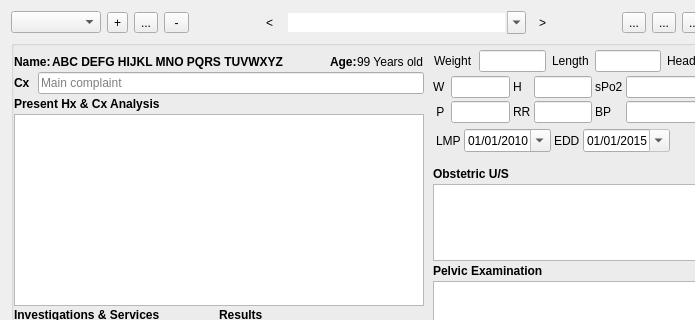
dr3mro/SmartClinic, file qtemr/ui/visitsbox.ui: the form before one commit; both pictures show x 0 to 695 and y 0 to 320 of the 808 by 856 pixel window.
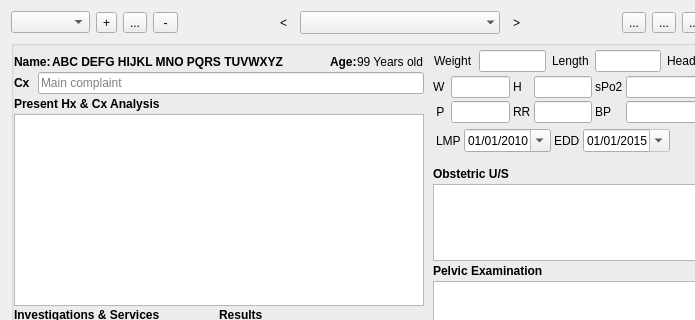
The form after the commit. Icons and pictures are not drawn. Custom widgets are drawn as their Qt base class.

Patch:
```diff
--- a/qtemr/ui/visitsbox.ui
+++ b/qtemr/ui/visitsbox.ui
@@ -24,18 +24,6 @@
     <layout class="QHBoxLayout" name="horizontalLayout_9">
      <item>
       <widget class="vTypeComboBox" name="comboVisitType">
-       <property name="minimumSize">
-        <size>
-         <width>90</width>
-         <height>0</height>
-        </size>
-       </property>
-       <property name="maximumSize">
-        <size>
-         <width>100</width>
-         <height>16777215</height>
-        </size>
-       </property>
        <property name="font">
         <font>
          <weight>75</weight>
@@ -45,6 +33,9 @@
        <property name="toolTip">
         <string>&lt;html&gt;&lt;head/&gt;&lt;body&gt;&lt;p&gt;Visit Type&lt;/p&gt;&lt;p&gt;F10 &amp;amp; F11 to change&lt;/p&gt;&lt;/body&gt;&lt;/html&gt;</string>
        </property>
+       <property name="sizeAdjustPolicy">
+        <enum>QComboBox::AdjustToContents</enum>
+       </property>
        <property name="frame">
         <bool>true</bool>
        </property>
@@ -153,16 +144,10 @@
        </property>
        <property name="minimumSize">
         <size>
-         <width>240</width>
+         <width>200</width>
          <height>0</height>
         </size>
        </property>
-       <property name="maximumSize">
-        <size>
-         <width>240</width>
-         <height>16777215</height>
-        </size>
-       </property>
        <property name="font">
         <font>
          <family>MS Shell Dlg 2</family>
@@ -182,7 +167,7 @@
         <locale language="English" country="UnitedStates"/>
        </property>
        <property name="editable">
-        <bool>true</bool>
+        <bool>false</bool>
        </property>
        <property name="sizeAdjustPolicy">
         <enum>QComboBox::AdjustToContents</enum>
```
